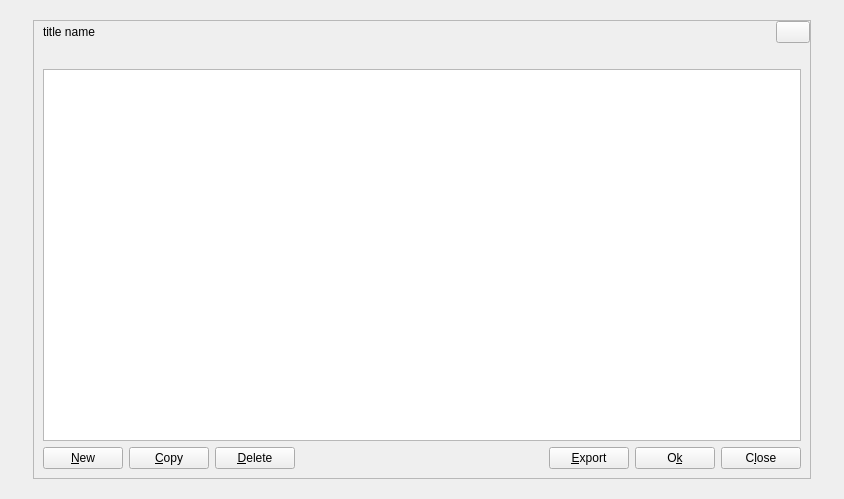
The window that src/qt/forms/addressbookpage.ui (MassGrid/MassGrid) describes before a commit, drawn with Qt 5.
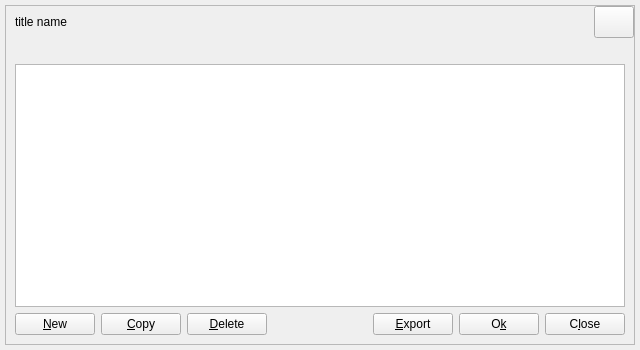
The same window after the commit.

```diff
--- a/src/qt/forms/addressbookpage.ui
+++ b/src/qt/forms/addressbookpage.ui
@@ -6,22 +6,25 @@
    <rect>
     <x>0</x>
     <y>0</y>
-    <width>844</width>
-    <height>499</height>
+    <width>640</width>
+    <height>350</height>
    </rect>
   </property>
+  <property name="styleSheet">
+   <string notr="true"/>
+  </property>
   <layout class="QGridLayout" name="gridLayout">
    <property name="leftMargin">
-    <number>0</number>
+    <number>5</number>
    </property>
    <property name="topMargin">
-    <number>0</number>
+    <number>5</number>
    </property>
    <property name="rightMargin">
-    <number>0</number>
+    <number>5</number>
    </property>
    <property name="bottomMargin">
-    <number>0</number>
+    <number>5</number>
    </property>
    <item row="0" column="0">
     <widget class="QWidget" name="centerWin" native="true">
@@ -30,16 +33,16 @@
      </property>
      <layout class="QGridLayout" name="gridLayout_2">
       <property name="leftMargin">
-       <number>33</number>
+       <number>0</number>
       </property>
       <property name="topMargin">
-       <number>20</number>
+       <number>0</number>
       </property>
       <property name="rightMargin">
-       <number>33</number>
+       <number>0</number>
       </property>
       <property name="bottomMargin">
-       <number>20</number>
+       <number>0</number>
       </property>
       <item row="0" column="0">
        <widget class="QFrame" name="mainframe">
@@ -97,14 +100,14 @@
             <widget class="QPushButton" name="cancelButton">
              <property name="minimumSize">
               <size>
-               <width>0</width>
-               <height>0</height>
+               <width>32</width>
+               <height>32</height>
               </size>
              </property>
              <property name="maximumSize">
               <size>
-               <width>34</width>
-               <height>34</height>
+               <width>16777215</width>
+               <height>16777215</height>
               </size>
              </property>
              <property name="focusPolicy">
```
